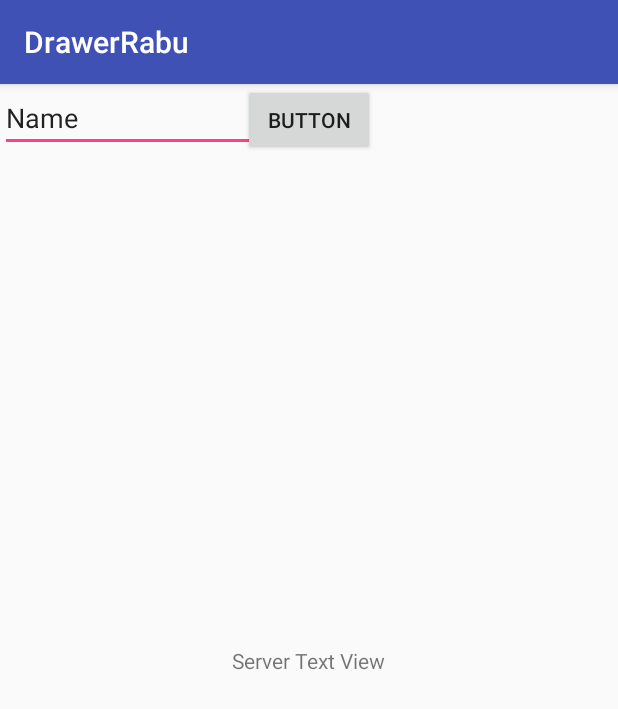
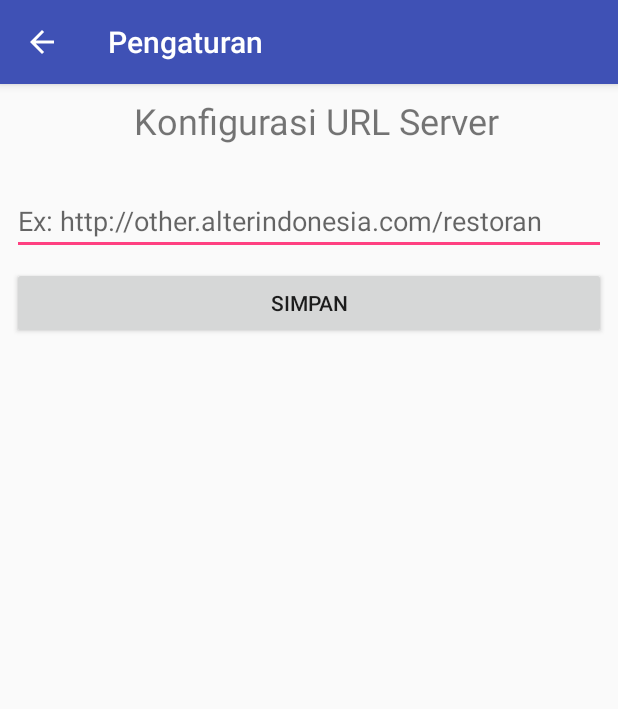
Before and after one commit to febrianrz/alter_kursus_restoran_apps, an Android app: the ServerActivity screen opened directly, with no data from a screen before it, on a phone screen of 412 x 824 dp. Shown: the top 709 px of the screen. Run offline under Robolectric (Android 15) with nearby library versions, the phone set to English and light mode, and no system bars.

Commit message:
Layouting setting url activity

```diff
--- a/app/src/main/AndroidManifest.xml
+++ b/app/src/main/AndroidManifest.xml
@@ -19,7 +19,11 @@
                 <category android:name="android.intent.category.LAUNCHER" />
             </intent-filter>
         </activity>
-        <activity android:name=".ServerActivity"></activity>
+        <activity android:name=".ServerActivity">
+            <meta-data
+                android:name="android.support.PARENT_ACTIVITY"
+                android:value=".MainActivity"/>
+        </activity>
     </application>
 
 </manifest>
--- a/app/src/main/java/com/example/febrian/drawerrabu/ServerActivity.java
+++ b/app/src/main/java/com/example/febrian/drawerrabu/ServerActivity.java
@@ -9,8 +9,13 @@ public class ServerActivity extends AppCompatActivity {
     protected void onCreate(Bundle savedInstanceState) {
         super.onCreate(savedInstanceState);
         setContentView(R.layout.activity_server);
-        //getSupportActionBar().setHomeButtonEnabled(true);
+        /** setting menu title di action bar **/
+        getSupportActionBar().setTitle("Pengaturan");
 
-         // 085779289341
+        /** menampilkan back button di action barnya,
+         * jangan lupa cek manifestnya juga
+         * tambahkan meta-data untuk halaman yang dituju setelah back button
+         **/
+        getSupportActionBar().setDisplayHomeAsUpEnabled(true);
     }
 }
--- a/app/src/main/res/layout/activity_server.xml
+++ b/app/src/main/res/layout/activity_server.xml
@@ -14,30 +14,43 @@
         android:layout_marginLeft="8dp"
         android:layout_marginRight="8dp"
         android:layout_marginTop="8dp"
-        android:text="Server Text View"
+        android:text="Konfigurasi URL Server"
+        android:textSize="24sp"
         app:layout_constraintBottom_toBottomOf="parent"
+        app:layout_constraintHorizontal_bias="0.534"
         app:layout_constraintLeft_toLeftOf="parent"
         app:layout_constraintRight_toRightOf="parent"
-        app:layout_constraintTop_toTopOf="parent" />
+        app:layout_constraintTop_toTopOf="parent"
+        app:layout_constraintVertical_bias="0.0" />
 
     <EditText
-        android:id="@+id/editText"
-        android:layout_width="wrap_content"
+        android:id="@+id/textURL"
+        android:layout_width="match_parent"
         android:layout_height="wrap_content"
+        android:layout_marginLeft="8dp"
+        android:layout_marginRight="8dp"
+        android:layout_marginTop="28dp"
         android:ems="10"
+        android:hint="Ex: http://other.alterindonesia.com/restoran"
         android:inputType="textPersonName"
-        android:text="Name"
-        tools:layout_editor_absoluteX="72dp"
-        tools:layout_editor_absoluteY="16dp" />
+        app:layout_constraintHorizontal_bias="1.0"
+        app:layout_constraintLeft_toLeftOf="parent"
+        app:layout_constraintRight_toRightOf="parent"
+        app:layout_constraintTop_toBottomOf="@+id/textView2" />
 
     <Button
-        android:id="@+id/button"
-        android:layout_width="wrap_content"
+        android:id="@+id/btnSimpan"
+        android:layout_width="match_parent"
         android:layout_height="wrap_content"
-        android:text="Button"
-        tools:layout_editor_absoluteY="92dp"
+        android:layout_marginBottom="8dp"
+        android:layout_marginLeft="8dp"
         android:layout_marginRight="8dp"
+        android:layout_marginTop="8dp"
+        android:text="Simpan"
+        app:layout_constraintBottom_toBottomOf="parent"
+        app:layout_constraintHorizontal_bias="0.0"
+        app:layout_constraintLeft_toLeftOf="parent"
         app:layout_constraintRight_toRightOf="parent"
-        android:layout_marginLeft="8dp"
-        app:layout_constraintLeft_toLeftOf="parent" />
+        app:layout_constraintTop_toBottomOf="@+id/textURL"
+        app:layout_constraintVertical_bias="0.0" />
 </android.support.constraint.ConstraintLayout>
```
